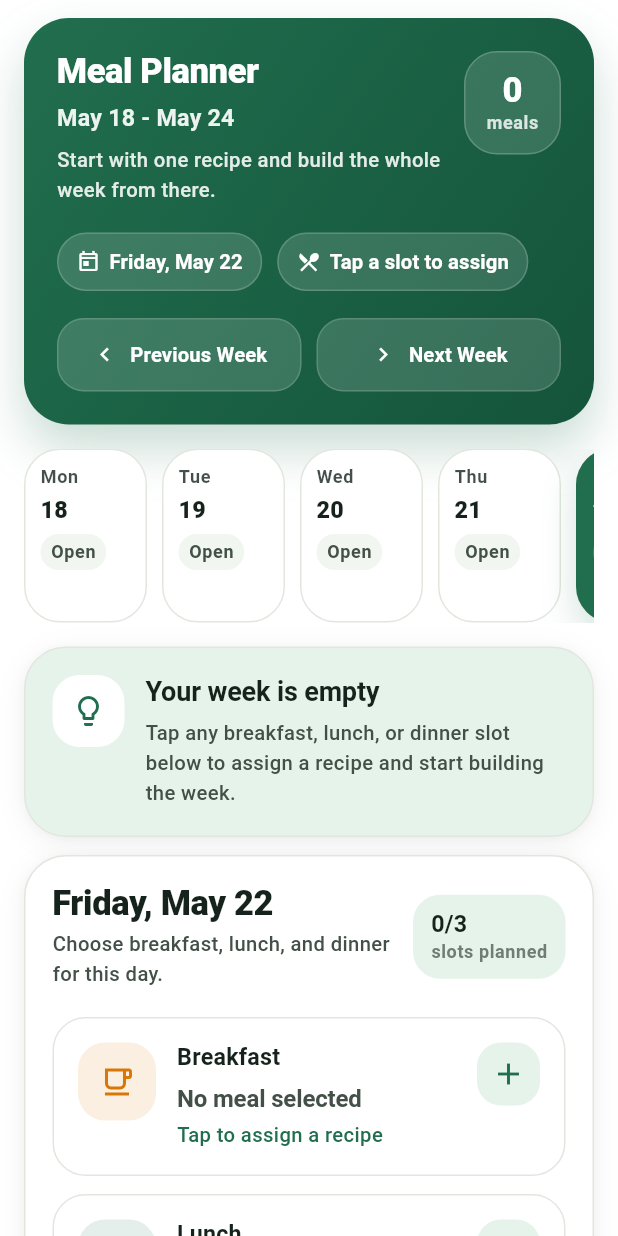
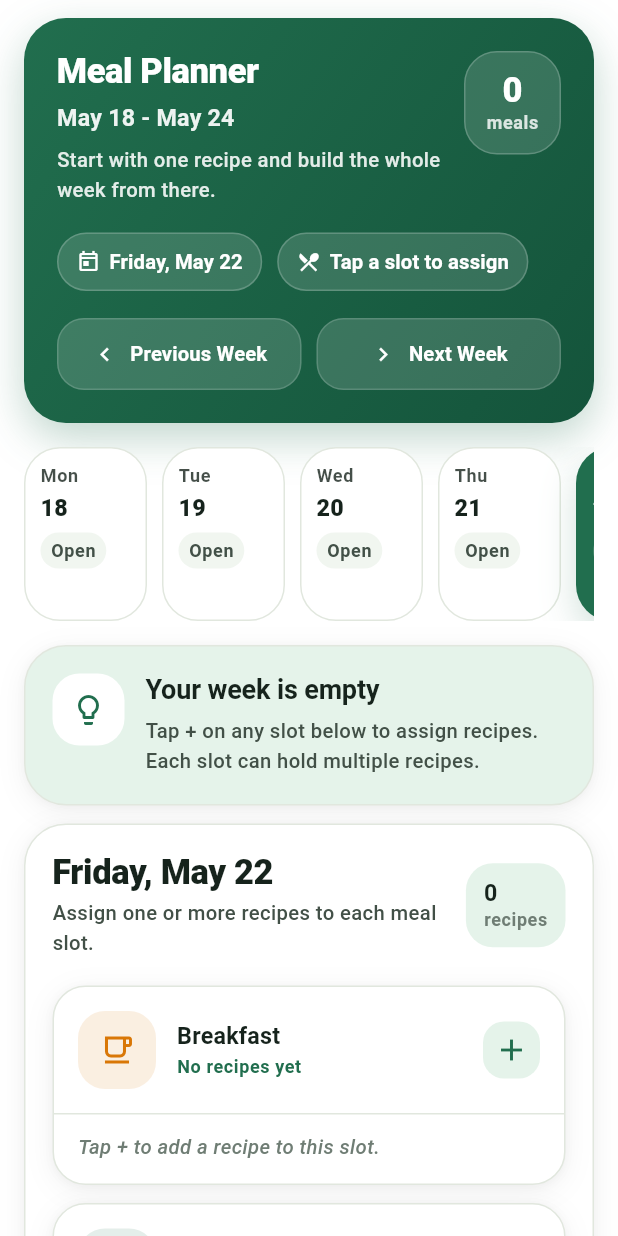
Before and after one commit to wassimhaoues/devmob_gestionrepas, a Flutter app: the MealPlanPage screen opened by its route, on a phone screen of 412 x 824 dp. Run offline on Flutter 3.47's test engine with Material 3 defaults, Android fonts, the phone set to English and light mode, and no system bars; our stand-ins replace cloud_firestore, firebase_auth, firebase_core, firebase_storage, image_picker, shared_preferences; accounts and stored records are empty.

Commit message:
feat(meal-plan): support multiple recipes per slot

```diff
--- a/lib/models/meal_plan_entry.dart
+++ b/lib/models/meal_plan_entry.dart
@@ -72,12 +72,13 @@ class MealPlanEntry {
   static String buildId({
     required DateTime date,
     required MealSlotType slotType,
+    required String recipeId,
   }) {
     final normalized = DateTime(date.year, date.month, date.day);
     final y = normalized.year.toString().padLeft(4, '0');
     final m = normalized.month.toString().padLeft(2, '0');
     final d = normalized.day.toString().padLeft(2, '0');
-    return '$y$m${d}_${slotType.value}';
+    return '$y$m${d}_${slotType.value}_${recipeId.trim()}';
   }
 
   factory MealPlanEntry.fromMap({
--- a/lib/models/meal_slot_type.dart
+++ b/lib/models/meal_slot_type.dart
@@ -1,7 +1,8 @@
 enum MealSlotType {
   breakfast('breakfast', 'Breakfast'),
   lunch('lunch', 'Lunch'),
-  dinner('dinner', 'Dinner');
+  dinner('dinner', 'Dinner'),
+  dessert('dessert', 'Dessert');
 
   const MealSlotType(this.value, this.label);
 
--- a/lib/services/mealplan/firestore_meal_plan_service.dart
+++ b/lib/services/mealplan/firestore_meal_plan_service.dart
@@ -118,12 +118,13 @@ class FirestoreMealPlanService implements MealPlanService {
   String buildEntryId({
     required DateTime date,
     required MealSlotType slotType,
+    required String recipeId,
   }) {
     final normalized = DateTime(date.year, date.month, date.day);
     final y = normalized.year.toString().padLeft(4, '0');
     final m = normalized.month.toString().padLeft(2, '0');
     final d = normalized.day.toString().padLeft(2, '0');
-    return '$y$m${d}_${slotType.value}';
+    return '$y$m${d}_${slotType.value}_${recipeId.trim()}';
   }
 
   Query<Map<String, dynamic>> _buildRangeQuery({
--- a/lib/views/mealplan/meal_plan_page.dart
+++ b/lib/views/mealplan/meal_plan_page.dart
@@ -40,6 +40,7 @@ class _MealPlanPageState extends State<MealPlanPage> {
     return RefreshIndicator(
       onRefresh: provider.refresh,
       child: ListView(
+        cacheExtent: 10000,
         physics: const AlwaysScrollableScrollPhysics(),
         padding: const EdgeInsets.fromLTRB(16, 12, 16, 24),
         children: <Widget>[
@@ -70,7 +71,10 @@ class _MealPlanPageState extends State<MealPlanPage> {
               provider.entries.isEmpty)
             const Padding(
               padding: EdgeInsets.only(top: 48),
-              child: Center(child: CircularProgressIndicator()),
+              child: AppLoadingState(
+                message: 'Loading this week...',
+                icon: Icons.calendar_month_outlined,
+              ),
             )
           else if (provider.status == MealPlanProviderStatus.error &&
               provider.entries.isEmpty)
@@ -86,6 +90,7 @@ class _MealPlanPageState extends State<MealPlanPage> {
               const SizedBox(height: 12),
             ],
             _DayScheduleSection(day: selectedDay, isViewOnly: isViewOnly),
+
           ],
         ],
       ),
@@ -163,22 +168,9 @@ class _PlannerHero extends StatelessWidget {
 
     return Container(
       decoration: BoxDecoration(
-        gradient: const LinearGradient(
-          begin: Alignment.topLeft,
-          end: Alignment.bottomRight,
-          colors: <Color>[
-            AppColors.primary,
-            AppColors.primaryDark,
-          ],
-        ),
-        borderRadius: BorderRadius.circular(30),
-        boxShadow: <BoxShadow>[
-          BoxShadow(
-            color: AppColors.primary.withValues(alpha: 0.24),
-            blurRadius: 28,
-            offset: const Offset(0, 16),
-          ),
-        ],
+        gradient: AppGradients.brand,
+        borderRadius: BorderRadius.circular(AppRadii.xl),
+        boxShadow: AppShadows.hero(AppColors.primary),
       ),
       padding: const EdgeInsets.all(22),
       child: Column(
@@ -193,8 +185,9 @@ class _PlannerHero extends StatelessWidget {
                   children: <Widget>[
                     Text(
                       'Meal Planner',
-                      style: Theme.of(context).textTheme.headlineSmall
-                          ?.copyWith(color: Colors.white),
+                      style: Theme.of(
+                        context,
+                      ).textTheme.headlineSmall?.copyWith(color: Colors.white),
                     ),
                     const SizedBox(height: 8),
                     Text(
@@ -229,8 +222,9 @@ class _PlannerHero extends StatelessWidget {
                   children: <Widget>[
                     Text(
                       '$plannedMealCount',
-                      style: Theme.of(context).textTheme.headlineSmall
-                          ?.copyWith(color: Colors.white),
+                      style: Theme.of(
+                        context,
+                      ).textTheme.headlineSmall?.copyWith(color: Colors.white),
                     ),
                     Text(
                       plannedMealCount == 1 ? 'meal' : 'meals',
@@ -248,11 +242,11 @@ class _PlannerHero extends StatelessWidget {
             spacing: 10,
             runSpacing: 10,
             children: <Widget>[
-              _InfoChip(
+              AppHeroTag(
                 icon: Icons.today_outlined,
                 label: _formatDay(selectedDay),
               ),
-              _InfoChip(
+              AppHeroTag(
                 icon: isViewOnly ? Icons.history : Icons.restaurant_menu,
                 label: isViewOnly ? 'View only' : 'Tap a slot to assign',
               ),
@@ -262,7 +256,7 @@ class _PlannerHero extends StatelessWidget {
           Row(
             children: <Widget>[
               Expanded(
-                child: _HeroAction(
+                child: AppHeroAction(
                   icon: Icons.chevron_left,
                   label: 'Previous Week',
                   onTap: isLoading ? null : () => unawaited(onPreviousWeek()),
@@ -270,7 +264,7 @@ class _PlannerHero extends StatelessWidget {
               ),
               const SizedBox(width: 10),
               Expanded(
-                child: _HeroAction(
+                child: AppHeroAction(
                   icon: Icons.chevron_right,
                   label: 'Next Week',
                   onTap: isLoading ? null : () => unawaited(onNextWeek()),
@@ -288,82 +282,6 @@ class _PlannerHero extends StatelessWidget {
             ),
           ],
         ],
-      ),
-    );
-  }
-}
-
-class _InfoChip extends StatelessWidget {
-  const _InfoChip({required this.icon, required this.label});
-
-  final IconData icon;
-  final String label;
-
-  @override
-  Widget build(BuildContext context) {
-    return Container(
-      padding: const EdgeInsets.symmetric(horizontal: 12, vertical: 9),
-      decoration: BoxDecoration(
-        color: Colors.white.withValues(alpha: 0.14),
-        borderRadius: BorderRadius.circular(999),
-        border: Border.all(color: Colors.white.withValues(alpha: 0.18)),
-      ),
-      child: Row(
-        mainAxisSize: MainAxisSize.min,
-        children: <Widget>[
-          Icon(icon, size: 16, color: Colors.white),
-          const SizedBox(width: 6),
-          Text(
-            label,
-            style: Theme.of(context).textTheme.labelLarge?.copyWith(
-              color: Colors.white,
-            ),
-          ),
-        ],
-      ),
-    );
-  }
-}
-
-class _HeroAction extends StatelessWidget {
-  const _HeroAction({
-    required this.icon,
-    required this.label,
-    required this.onTap,
-  });
-
-  final IconData icon;
-  final String label;
-  final VoidCallback? onTap;
-
-  @override
-  Widget build(BuildContext context) {
-    final enabled = onTap != null;
-    return InkWell(
-      onTap: onTap,
-      borderRadius: BorderRadius.circular(18),
-      child: Container(
-        padding: const EdgeInsets.symmetric(horizontal: 16, vertical: 14),
-        decoration: BoxDecoration(
-          color: enabled
-              ? Colors.white.withValues(alpha: 0.15)
-              : Colors.white.withValues(alpha: 0.08),
-          borderRadius: BorderRadius.circular(18),
-          border: Border.all(color: Colors.white.withValues(alpha: 0.16)),
-        ),
-        child: Row(
-          mainAxisAlignment: MainAxisAlignment.center,
-          children: <Widget>[
-            Icon(icon, size: 18, color: Colors.white),
-            const SizedBox(width: 8),
-            Text(
-              label,
-              style: Theme.of(context).textTheme.labelLarge?.copyWith(
-                color: Colors.white,
-              ),
-            ),
-          ],
-        ),
       ),
     );
   }
@@ -395,7 +313,9 @@ class _WeekDayStrip extends StatelessWidget {
           final day = week.days[index];
           final isSelected = _isSameDate(day, selectedDay);
           final isToday = _isSameDate(day, todayNorm);
-          final entryCount = entries.where((entry) => _isSameDate(entry.date, day)).length;
+          final entryCount = entries
+              .where((entry) => _isSameDate(entry.date, day))
+              .length;
           return _DayPill(
             day: day,
             entryCount: entryCount,
@@ -531,16 +451,13 @@ class _DayScheduleSection extends StatelessWidget {
                     Text(
                       isViewOnly
                           ? 'Browse the meals recorded for this day.'
-                          : 'Choose breakfast, lunch, and dinner for this day.',
+                          : 'Assign one or more recipes to each meal slot.',
                       style: Theme.of(context).textTheme.bodyMedium,
                     ),
                   ],
                 ),
               ),
-              _DaySummaryPill(
-                filledCount: filledCount,
-                isViewOnly: isViewOnly,
-              ),
+              _DaySummaryPill(filledCount: filledCount, isViewOnly: isViewOnly),
             ],
           ),
           const SizedBox(height: 18),
@@ -548,7 +465,7 @@ class _DayScheduleSection extends StatelessWidget {
             _MealSlotCard(
               day: day,
               slotType: slot,
-              entry: provider.entryFor(date: day, slotType: slot),
+              entries: provider.entriesForSlot(date: day, slotType: slot),
               isViewOnly: isViewOnly,
             ),
             if (slot != MealSlotType.values.last) const SizedBox(height: 12),
@@ -560,10 +477,7 @@ class _DayScheduleSection extends StatelessWidget {
 }
 
 class _DaySummaryPill extends StatelessWidget {
-  const _DaySummaryPill({
-    required this.filledCount,
-    required this.isViewOnly,
-  });
+  const _DaySummaryPill({required this.filledCount, required this.isViewOnly});
 
   final int filledCount;
   final bool isViewOnly;
@@ -580,11 +494,11 @@ class _DaySummaryPill extends StatelessWidget {
         crossAxisAlignment: CrossAxisAlignment.start,
         children: <Widget>[
           Text(
-            '$filledCount/3',
+            '$filledCount',
             style: Theme.of(context).textTheme.titleMedium,
           ),
           Text(
-            'slots planned',
+            filledCount == 1 ? 'recipe' : 'recipes',
             style: Theme.of(context).textTheme.bodySmall,
           ),
         ],
@@ -597,32 +511,33 @@ class _MealSlotCard extends StatelessWidget {
   const _MealSlotCard({
     required this.day,
     required this.slotType,
-    required this.entry,
+    required this.entries,
     required this.isViewOnly,
   });
 
   final DateTime day;
   final MealSlotType slotType;
-  final MealPlanEntry? entry;
+  final List<MealPlanEntry> entries;
   final bool isViewOnly;
 
   @override
   Widget build(BuildContext context) {
-    final isEmpty = entry == null;
     final accentColor = _slotColor(slotType);
-    final description = isEmpty
-        ? (isViewOnly ? 'No meal planned' : 'Tap to assign a recipe')
-        : entry!.recipeCategory?.label ?? 'Meal assigned';
+    final isEmpty = entries.isEmpty;
 
-    final content = Container(
-      padding: const EdgeInsets.all(16),
+    return Container(
       decoration: BoxDecoration(
         color: Colors.white,
         borderRadius: BorderRadius.circular(22),
         border: Border.all(color: AppColors.border),
+        boxShadow: AppShadows.card,
       ),
+      child: Column(
+        crossAxisAlignment: CrossAxisAlignment.start,
+        children: <Widget>[
+          Padding(
+            padding: const EdgeInsets.all(16),
             child: Row(
-        crossAxisAlignment: CrossAxisAlignment.start,
               children: <Widget>[
                 Container(
                   width: 52,
@@ -638,122 +553,82 @@ class _MealSlotCard extends StatelessWidget {
                   child: Column(
                     crossAxisAlignment: CrossAxisAlignment.start,
                     children: <Widget>[
-                Row(
-                  children: <Widget>[
                       Text(
                         slotType.label,
                         style: Theme.of(context).textTheme.titleMedium,
                       ),
-                    const SizedBox(width: 8),
-                    if (!isEmpty)
-                      Container(
-                        padding: const EdgeInsets.symmetric(
-                          horizontal: 8,
-                          vertical: 5,
-                        ),
-                        decoration: BoxDecoration(
-                          color: AppColors.primarySoft,
-                          borderRadius: BorderRadius.circular(999),
-                        ),
-                        child: Text(
-                          'Planned',
+                      const SizedBox(height: 2),
+                      Text(
+                        isEmpty
+                            ? (isViewOnly ? 'No meal planned' : 'No recipes yet')
+                            : '${entries.length} recipe${entries.length == 1 ? '' : 's'}',
                         style: Theme.of(context).textTheme.bodySmall?.copyWith(
-                            color: AppColors.primaryDark,
-                          ),
-                        ),
-                      ),
-                  ],
-                ),
-                const SizedBox(height: 8),
-                Text(
-                  isEmpty ? 'No meal selected' : entry!.recipeTitle,
-                  style: Theme.of(context).textTheme.titleLarge?.copyWith(
-                    fontSize: 16,
-                    color: isEmpty ? AppColors.body : AppColors.heading,
-                    fontStyle: isViewOnly && isEmpty ? FontStyle.italic : null,
-                  ),
-                ),
-                const SizedBox(height: 4),
-                Text(
-                  description,
-                  style: Theme.of(context).textTheme.bodyMedium?.copyWith(
                           color: isEmpty && !isViewOnly
                               ? AppColors.primary
-                        : Theme.of(context).colorScheme.onSurfaceVariant,
+                              : AppColors.muted,
                         ),
                       ),
                     ],
                   ),
                 ),
-          const SizedBox(width: 12),
-          if (isViewOnly && isEmpty)
-            const SizedBox.shrink()
-          else if (isViewOnly)
-            Icon(
-              Icons.history_toggle_off,
-              color: Theme.of(context).colorScheme.onSurfaceVariant,
-            )
-          else if (isEmpty)
-            Container(
-              width: 42,
-              height: 42,
+                if (!isViewOnly)
+                  InkWell(
+                    onTap: () => _openAssignment(context),
+                    borderRadius: BorderRadius.circular(14),
+                    child: Container(
+                      width: 38,
+                      height: 38,
                       decoration: BoxDecoration(
                         color: AppColors.primarySoft,
-                borderRadius: BorderRadius.circular(16),
+                        borderRadius: BorderRadius.circular(14),
                       ),
                       child: const Icon(Icons.add, color: AppColors.primary),
-            )
-          else
-            Row(
-              mainAxisSize: MainAxisSize.min,
-              children: <Widget>[
-                IconButton(
-                  tooltip: 'Remove assignment',
-                  onPressed: () => _confirmRemove(context),
-                  icon: const Icon(Icons.delete_outline),
                     ),
-                const Icon(Icons.chevron_right, color: AppColors.primary),
-              ],
                   ),
               ],
             ),
-    );
-
-    if (isViewOnly) {
-      return content;
-    }
-
-    return InkWell(
-      onTap: () => _openAssignment(context),
-      borderRadius: BorderRadius.circular(22),
-      child: content,
+          ),
+          if (!isEmpty) ...<Widget>[
+            Divider(height: 1, color: AppColors.border),
+            for (final entry in entries)
+              _RecipeEntryRow(
+                entry: entry,
+                isViewOnly: isViewOnly,
+                isLast: entry == entries.last,
+                onRemove: () => _confirmRemove(context, entry),
+              ),
+          ] else if (!isViewOnly) ...<Widget>[
+            Divider(height: 1, color: AppColors.border),
+            Padding(
+              padding: const EdgeInsets.fromLTRB(16, 12, 16, 14),
+              child: Text(
+                'Tap + to add a recipe to this slot.',
+                style: Theme.of(context).textTheme.bodyMedium?.copyWith(
+                  color: AppColors.muted,
+                  fontStyle: FontStyle.italic,
+                ),
+              ),
+            ),
+          ],
+        ],
+      ),
     );
   }
 
   Future<void> _openAssignment(BuildContext context) async {
     await Navigator.of(context).pushNamed(
       assignRecipeRoute,
-      arguments: MealPlanAssignmentArgs(
-        date: entry?.date ?? day,
-        slotType: slotType,
-      ),
+      arguments: MealPlanAssignmentArgs(date: day, slotType: slotType),
     );
   }
 
-  Future<void> _confirmRemove(BuildContext context) async {
-    final existingEntry = entry;
-    if (existingEntry == null) {
-      return;
-    }
-
+  Future<void> _confirmRemove(BuildContext context, MealPlanEntry entry) async {
     final shouldRemove = await showDialog<bool>(
       context: context,
       builder: (dialogContext) {
         return AlertDialog(
-          title: const Text('Remove assignment?'),
-          content: Text(
-            'Remove ${existingEntry.recipeTitle} from ${slotType.label}?',
-          ),
+          title: const Text('Remove recipe?'),
+          content: Text('Remove "${entry.recipeTitle}" from ${slotType.label}?'),
           actions: <Widget>[
             TextButton(
               onPressed: () => Navigator.of(dialogContext).pop(false),
@@ -772,20 +647,80 @@ class _MealSlotCard extends StatelessWidget {
       return;
     }
 
-    final success = await context.read<MealPlanProvider>().removeEntryForSlot(
-      date: existingEntry.date,
-      slotType: slotType,
-    );
+    final success = await context.read<MealPlanProvider>().removeEntry(entry.id);
     if (!context.mounted || success) {
       return;
     }
 
     final message =
         context.read<MealPlanProvider>().errorMessage ??
-        'Unable to remove meal slot assignment.';
-    ScaffoldMessenger.of(
-      context,
-    ).showSnackBar(SnackBar(content: Text(message)));
+        'Unable to remove recipe from slot.';
+    ScaffoldMessenger.of(context).showSnackBar(SnackBar(content: Text(message)));
+  }
+}
+
+class _RecipeEntryRow extends StatelessWidget {
+  const _RecipeEntryRow({
+    required this.entry,
+    required this.isViewOnly,
+    required this.isLast,
+    required this.onRemove,
+  });
+
+  final MealPlanEntry entry;
+  final bool isViewOnly;
+  final bool isLast;
+  final VoidCallback onRemove;
+
+  @override
+  Widget build(BuildContext context) {
+    return Column(
+      children: <Widget>[
+        Padding(
+          padding: const EdgeInsets.symmetric(horizontal: 16, vertical: 12),
+          child: Row(
+            children: <Widget>[
+              Container(
+                width: 8,
+                height: 8,
+                decoration: BoxDecoration(
+                  color: _slotColor(entry.slotType),
+                  shape: BoxShape.circle,
+                ),
+              ),
+              const SizedBox(width: 12),
+              Expanded(
+                child: Column(
+                  crossAxisAlignment: CrossAxisAlignment.start,
+                  children: <Widget>[
+                    Text(
+                      entry.recipeTitle,
+                      style: Theme.of(context).textTheme.titleSmall,
+                    ),
+                    if (entry.recipeCategory != null) ...<Widget>[
+                      const SizedBox(height: 2),
+                      Text(
+                        entry.recipeCategory!.label,
+                        style: Theme.of(context).textTheme.bodySmall,
+                      ),
+                    ],
+                  ],
+                ),
+              ),
+              if (!isViewOnly)
+                IconButton(
+                  tooltip: 'Remove',
+                  onPressed: onRemove,
+                  icon: const Icon(Icons.close, size: 18),
+                  color: AppColors.muted,
+                  visualDensity: VisualDensity.compact,
+                ),
+            ],
+          ),
+        ),
+        if (!isLast) Divider(height: 1, indent: 36, color: AppColors.border),
+      ],
+    );
   }
 }
 
@@ -797,22 +732,7 @@ class _ErrorState extends StatelessWidget {
 
   @override
   Widget build(BuildContext context) {
-    return AppPanel(
-      backgroundColor: AppColors.dangerSoft,
-      borderColor: AppColors.danger.withValues(alpha: 0.2),
-      child: Column(
-        children: <Widget>[
-          const Icon(Icons.error_outline, size: 48, color: AppColors.danger),
-          const SizedBox(height: 12),
-          Text(message, textAlign: TextAlign.center),
-          const SizedBox(height: 16),
-          FilledButton(
-            onPressed: () => unawaited(onRetry()),
-            child: const Text('Retry'),
-          ),
-        ],
-      ),
-    );
+    return AppErrorState(message: message, onRetry: onRetry);
   }
 }
 
@@ -831,9 +751,12 @@ class _EmptyWeekState extends StatelessWidget {
             height: 48,
             decoration: BoxDecoration(
               color: Colors.white,
-              borderRadius: BorderRadius.circular(18),
+              borderRadius: BorderRadius.circular(AppRadii.md),
             ),
-            child: const Icon(Icons.lightbulb_outline, color: AppColors.primary),
+            child: const Icon(
+              Icons.lightbulb_outline,
+              color: AppColors.primary,
+            ),
           ),
           const SizedBox(width: 14),
           Expanded(
@@ -846,7 +769,7 @@ class _EmptyWeekState extends StatelessWidget {
                 ),
                 const SizedBox(height: 6),
                 Text(
-                  'Tap any breakfast, lunch, or dinner slot below to assign a recipe and start building the week.',
+                  'Tap + on any slot below to assign recipes. Each slot can hold multiple recipes.',
                   style: Theme.of(context).textTheme.bodyMedium,
                 ),
               ],
@@ -870,6 +793,8 @@ Color _slotColor(MealSlotType slotType) {
       return AppColors.primary;
     case MealSlotType.dinner:
       return AppColors.indigo;
+    case MealSlotType.dessert:
+      return AppColors.pink;
   }
 }
 
@@ -881,6 +806,8 @@ IconData _iconForSlot(MealSlotType slotType) {
       return Icons.lunch_dining_outlined;
     case MealSlotType.dinner:
       return Icons.dinner_dining_outlined;
+    case MealSlotType.dessert:
+      return Icons.cake_outlined;
   }
 }
 
```
Also changed, not shown: lib/providers/meal_plan_provider.dart (+40 -2 lines), lib/views/mealplan/assign_recipe_page.dart (+84 -130 lines), 3 other files. Lines whose indentation alone changed are shown as unchanged.
